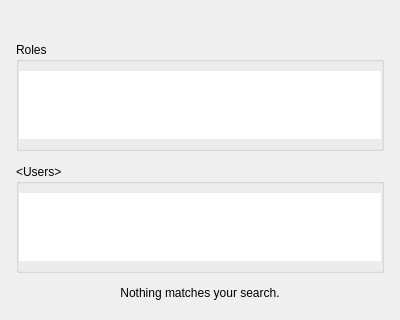
Before: the Qt Designer form vms/client/nx_vms_client_desktop/src/nx/vms/client/desktop/ui/event_rules/subject_selection_dialog.ui in networkoptix/nx_open, drawn with Qt 5; both pictures show x 0 to 400 and y 0 to 320 of the 400 by 480 pixel window.
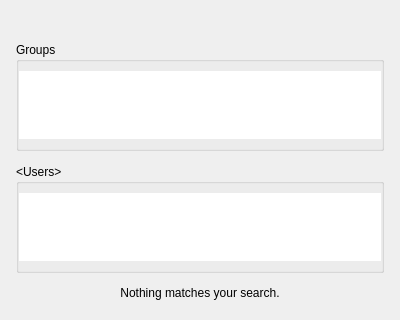
After: the same form once the commit is applied. Custom widgets are drawn as their Qt base class.

Commit message:
VMS-39106: Roles should be renamed to groups
"Roles" changed to "Groups"/"User Groups" in event rule dialogs.

`Roles` changed to `Groups` in several places throughout the code.

`UserGroupsAction` conditions fixed as there's no more "Users" node in the resource tree.

What changed in the file:
```diff
--- a/vms/client/nx_vms_client_desktop/src/nx/vms/client/desktop/ui/event_rules/subject_selection_dialog.ui
+++ b/vms/client/nx_vms_client_desktop/src/nx/vms/client/desktop/ui/event_rules/subject_selection_dialog.ui
@@ -104,7 +104,7 @@
              </sizepolicy>
             </property>
             <property name="title">
-             <string>Roles</string>
+             <string>Groups</string>
             </property>
             <property name="flat">
              <bool>true</bool>
```
Left out of the diff: 6 changed lines with no effect on the pictures. The commit also changes 12 other files.
